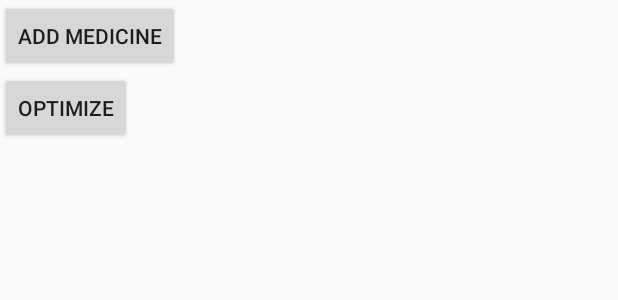
After one commit to architkansal/MediSurf, an Android app: the layout activity_optimiziebill.xml on its own in the app's theme, with its tools: preview values and no code run, on a phone screen of 412 x 824 dp. The commit adds this screen. Shown: the top 300 px of the screen. Run offline under Robolectric (Android 15) with nearby library versions, the light colour scheme and no system bars.

Commit message:
Optimize Bill basic

```diff
--- a/MediSurf/app/src/main/AndroidManifest.xml
+++ b/MediSurf/app/src/main/AndroidManifest.xml
@@ -26,6 +26,10 @@
             android:name=".Home"
             android:label="@string/title_activity_home"
             android:theme="@style/AppTheme.NoActionBar"></activity>
+        <activity
+            android:name=".OptimizeBill"
+            android:label="@string/title_activity_home"
+            android:theme="@style/AppTheme.NoActionBar"></activity>
     </application>
 
 </manifest>
--- a/MediSurf/app/src/main/java/com/medisurf/medisurf/MainActivity.java
+++ b/MediSurf/app/src/main/java/com/medisurf/medisurf/MainActivity.java
@@ -11,7 +11,8 @@ public class MainActivity extends AppCompatActivity {
         super.onCreate(savedInstanceState);
         setContentView(R.layout.activity_main);
 
-        Intent intent = new Intent(this, Home.class);
+        //Intent intent = new Intent(this, Home.class);
+        Intent intent = new Intent(this,OptimizeBill.class);
         startActivity(intent);
         this.finish();
 
--- /dev/null
+++ b/MediSurf/app/src/main/res/layout/activity_optimiziebill.xml
@@ -0,0 +1,28 @@
+<?xml version="1.0" encoding="utf-8"?>
+
+<ScrollView android:layout_width="match_parent"
+    android:layout_height="match_parent"
+    android:fitsSystemWindows="true"
+    xmlns:android="http://schemas.android.com/apk/res/android">
+
+<LinearLayout xmlns:android="http://schemas.android.com/apk/res/android"
+android:id="@+id/ll"
+android:layout_width="fill_parent"
+android:layout_height="fill_parent"
+android:orientation="vertical" >
+
+<Button
+    android:id="@+id/btn"
+    android:layout_width="wrap_content"
+    android:layout_height="wrap_content"
+    android:text="Add Medicine" />
+
+    <Button
+        android:id="@+id/btn1"
+        android:layout_width="wrap_content"
+        android:layout_height="wrap_content"
+        android:text="Optimize" />
+
+</LinearLayout>
+
+</ScrollView>
--- a/MediSurf/app/src/main/res/values/colors.xml
+++ b/MediSurf/app/src/main/res/values/colors.xml
@@ -2,5 +2,5 @@
 <resources>
     <color name="colorPrimary">#3F51B5</color>
     <color name="colorPrimaryDark">#303F9F</color>
-    <color name="colorAccent">#FF4081</color>
+    <color name="colorAccent">#000000</color>
 </resources>
```
Also changed, not shown: MediSurf/app/src/main/java/com/medisurf/medisurf/OptimizeBill.java (added, +164 -0 lines).
